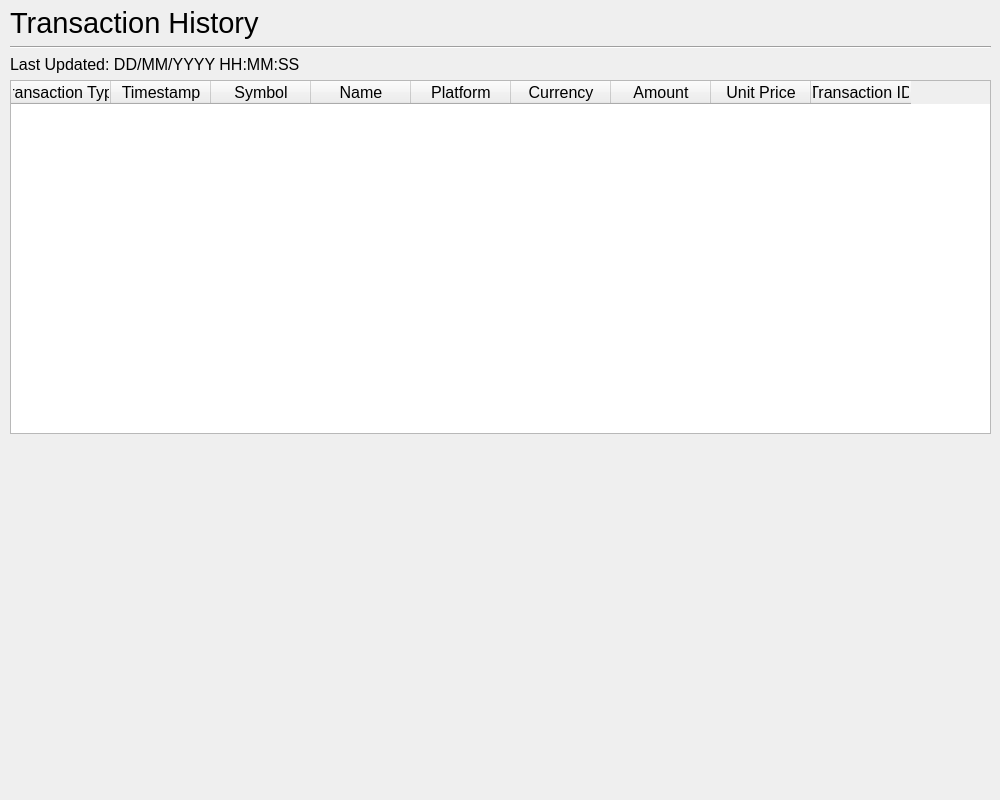
The window that src/ui/transaction_history.ui (IsaacCheng9/trading-portfolio-tracker) describes before a commit, drawn with Qt 5.
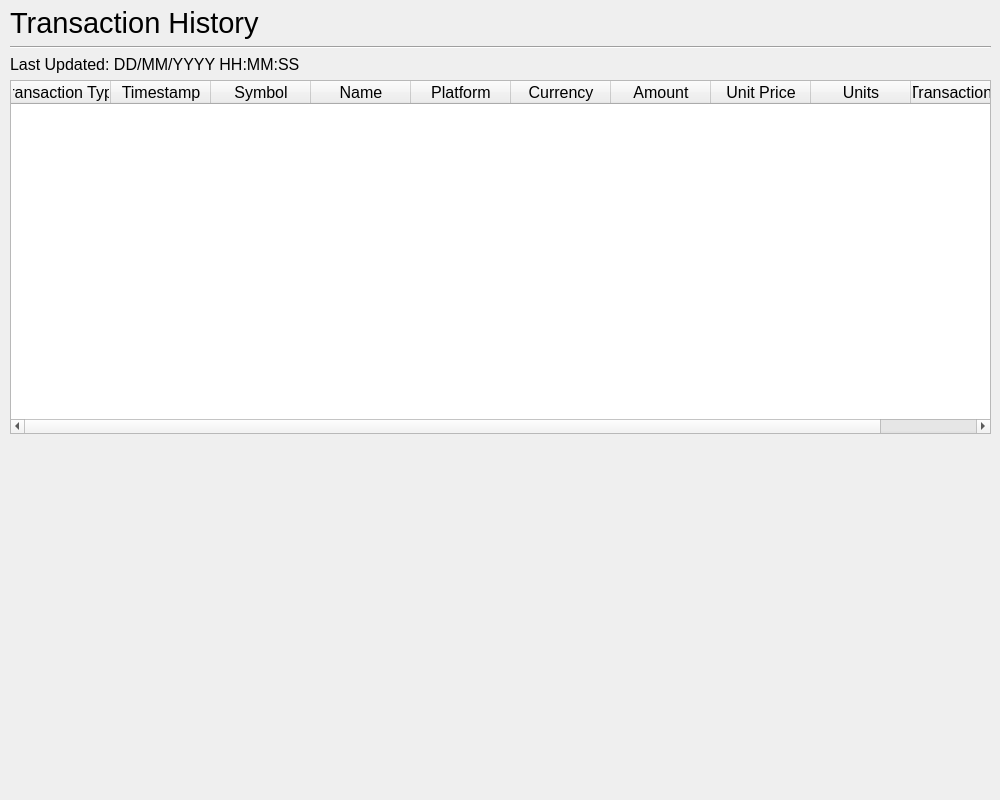
The same window after the commit.

Commit message: Add 'Units' column to transaction table

```diff
--- a/src/ui/transaction_history.ui
+++ b/src/ui/transaction_history.ui
@@ -149,6 +149,11 @@
         <string>Unit Price</string>
        </property>
       </column>
+      <column>
+       <property name="text">
+        <string>Units</string>
+       </property>
+      </column>
       <column>
        <property name="text">
         <string>Transaction ID</string>
```
The commit also changes 1 other file.
